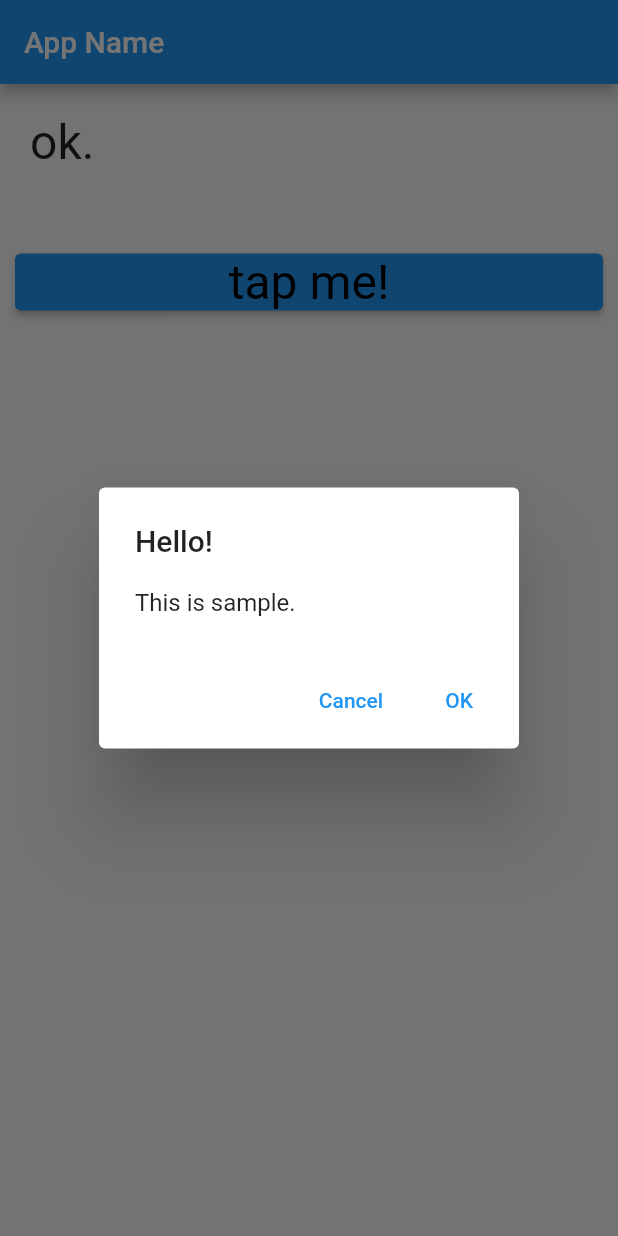
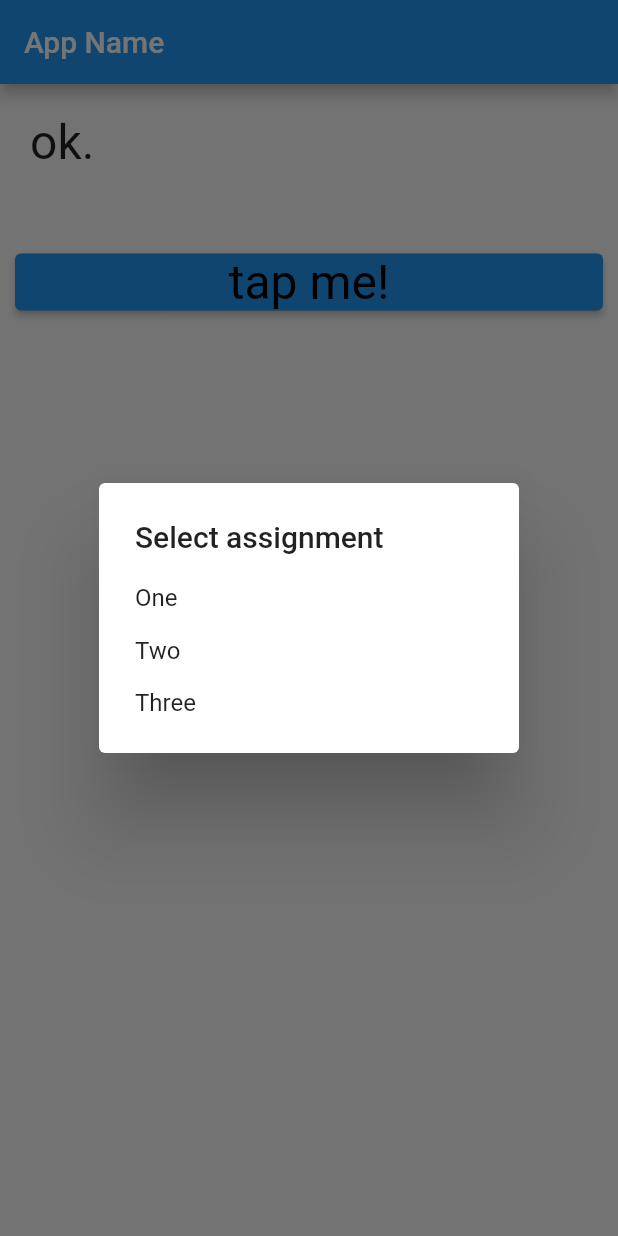
Before and after one commit to naokimakino/introduction-to-flutter3, a Flutter app: the screen it shows after launch, after a tap on "tap me!", on a phone screen of 412 x 824 dp. Run offline on Flutter 3.47's test engine with Material 2 defaults, Android fonts, the light colour scheme and no system bars.

Commit message:
feat(chapter3): list3_18

```diff
--- a/chapter3/lib/main.dart
+++ b/chapter3/lib/main.dart
@@ -76,18 +76,21 @@ class _MyHomePageState extends State<MyHomePage> {
   void buttonPressed() {
     showDialog(
         context: context,
-        builder: (BuildContext context) => AlertDialog(
-              title: Text("Hello!"),
-              content: Text("This is sample."),
-              actions: <Widget>[
-                TextButton(
-                  child: Text('Cancel'),
-                  onPressed: () => Navigator.pop<String>(context, 'Cancel'),
+        builder: (BuildContext context) => SimpleDialog(
+              title: const Text("Select assignment"),
+              children: [
+                SimpleDialogOption(
+                  onPressed: () => Navigator.pop<String>(context, "One"),
+                  child: const Text("One"),
                 ),
-                TextButton(
-                  child: Text('OK'),
-                  onPressed: () => Navigator.pop<String>(context, 'OK'),
-                )
+                SimpleDialogOption(
+                  onPressed: () => Navigator.pop<String>(context, "Two"),
+                  child: const Text("Two"),
+                ),
+                SimpleDialogOption(
+                  onPressed: () => Navigator.pop<String>(context, "Three"),
+                  child: const Text("Three"),
+                ),
               ],
             )).then<void>((value) => resultAlert(value));
   }
```
